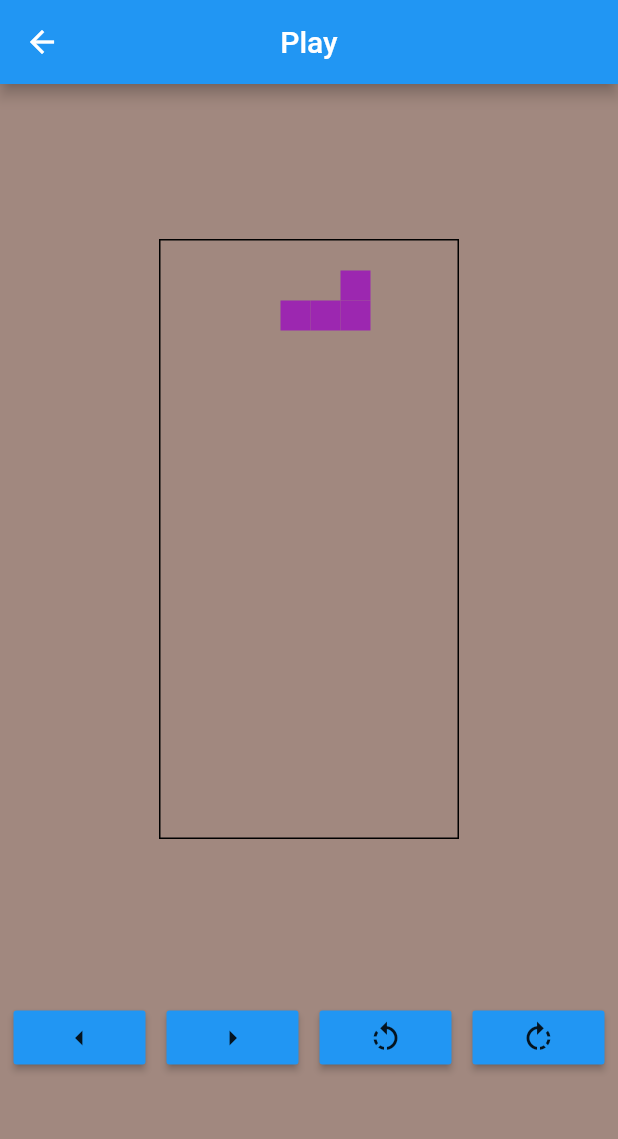
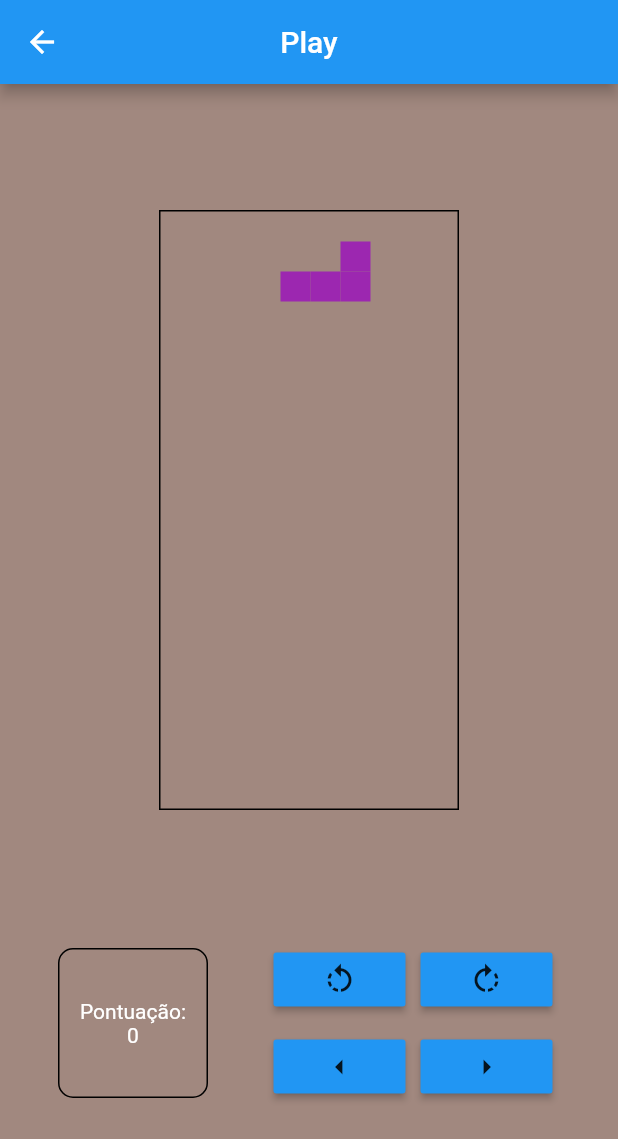
Before and after one commit to YuriCstr/Tetris_Project, a Flutter app: the screen it shows after launch, after a tap on the "play arrow" icon, on a phone screen of 412 x 824 dp. Shown: the top 1139 px of the screen. Run offline on Flutter 3.47's test engine with Material 2 defaults, Android fonts, the phone set to English and light mode, and no system bars.

Commit message:
Update game.dart, helper.dart, and 2 more files...

```diff
--- a/lib/game.dart
+++ b/lib/game.dart
@@ -1,10 +1,11 @@
+import 'package:Tetris_Project/userInput.dart';
 import 'package:flutter/material.dart';
 import 'actionButtons.dart';
-import 'main.dart';
 import 'helper.dart';
 import 'dart:async';
 import 'blocks/block.dart';
 import 'blocks/alivePoint.dart';
+import 'scoreDisplay.dart';
 
 enum LastButtonPressed { LEFT, RIGHT, ROTATE_LEFT, ROTATE_RIGHT, NONE }
 enum MoveDir { LEFT, RIGHT, DOWN }
@@ -29,6 +30,7 @@ class _Game extends State<Game> {
   LastButtonPressed performAction = LastButtonPressed.NONE;
   Block currentBlock;
   List<AlivePoint> alivePoints = List<AlivePoint>();
+  int score = 0;
 
   @override
   void initState() {
@@ -39,7 +41,6 @@ class _Game extends State<Game> {
   void onActionButtonPressed(LastButtonPressed newAction) {
     setState(() {
       performAction = newAction;
-      print("Changing state: " + performAction.toString());
     });
   }
 
@@ -106,6 +107,8 @@ class _Game extends State<Game> {
           point.y += 1;
         }
       });
+
+      score += 25;
     });
   }
 
@@ -123,17 +126,22 @@ class _Game extends State<Game> {
     }
   }
 
+  bool playerLost() {
+    bool retVal = false;
+    alivePoints.forEach((point) {
+      if (point.y <= 0) {
+        retVal = true;
+      }
+    });
+
+    return retVal;
+  }
+
   void onTimeTick(Timer time) {
-    if (currentBlock == null) return;
-
+    if (currentBlock == null || playerLost()) return;
     removeFullRows();
-
-    //check if tile is already at the bottom
     if (currentBlock.isAtBottom() || isAboweOldBlock()) {
-      //save the block
       saveOldBlock();
-
-      //spawn new block
       setState(() {
         currentBlock = getRandomBlock();
       });
@@ -186,32 +194,16 @@ class _Game extends State<Game> {
             decoration: BoxDecoration(
               border: Border.all(color: Colors.black),
             ),
-            child: drawTetrisBlocks(),
+            child: (playerLost() == false)
+                ? drawTetrisBlocks()
+                : getGameOverText(score),
           ),
         ),
         Row(
           mainAxisAlignment: MainAxisAlignment.spaceEvenly,
           children: <Widget>[
-            ActionButton(
-              onActionButtonPressed,
-              Icon(Icons.arrow_left),
-              LastButtonPressed.LEFT,
-            ),
-            ActionButton(
-              onActionButtonPressed,
-              Icon(Icons.arrow_right),
-              LastButtonPressed.RIGHT,
-            ),
-            ActionButton(
-              onActionButtonPressed,
-              Icon(Icons.rotate_left),
-              LastButtonPressed.ROTATE_LEFT,
-            ),
-            ActionButton(
-              onActionButtonPressed,
-              Icon(Icons.rotate_right),
-              LastButtonPressed.ROTATE_RIGHT,
-            ),
+            ScoreDisplay(score),
+            UserInput(onActionButtonPressed),
           ],
         )
       ],
--- a/lib/helper.dart
+++ b/lib/helper.dart
@@ -37,3 +37,23 @@ Widget getTetrisPoint(Color color) {
     decoration: BoxDecoration(color: color, shape: BoxShape.rectangle),
   );
 }
+
+Widget getGameOverText(int score) {
+  return Center(
+    child: Text(
+      "Tu perdeu seu merda\nScore Final: $score",
+      style: TextStyle(
+        fontSize: 35,
+        fontWeight: FontWeight.bold,
+        color: Colors.blue,
+        shadows: [
+          Shadow(
+            color: Colors.black,
+            blurRadius: 3,
+            offset: Offset(2, 2),
+          )
+        ],
+      ),
+    ),
+  );
+}
--- /dev/null
+++ b/lib/scoreDisplay.dart
@@ -0,0 +1,26 @@
+import 'package:flutter/material.dart';
+
+class ScoreDisplay extends StatelessWidget {
+  final int score;
+  ScoreDisplay(this.score);
+
+  @override
+  Widget build(BuildContext context) {
+    return Container(
+      width: 100,
+      height: 100,
+      alignment: Alignment.center,
+      decoration: BoxDecoration(
+        border: Border.all(width: 1, color: Colors.black),
+        borderRadius: BorderRadius.circular(10),
+      ),
+      child: Text(
+        "Pontuação:\n$score",
+        textAlign: TextAlign.center,
+        style: TextStyle(
+          color: Colors.white,
+        ),
+      ),
+    );
+  }
+}
--- /dev/null
+++ b/lib/userInput.dart
@@ -0,0 +1,45 @@
+import 'package:flutter/material.dart';
+import 'game.dart';
+import 'actionButtons.dart';
+
+class UserInput extends StatelessWidget {
+  final Function onActionButtonPressed;
+
+  UserInput(this.onActionButtonPressed);
+  @override
+  Widget build(BuildContext context) {
+    return Column(
+      mainAxisAlignment: MainAxisAlignment.spaceEvenly,
+      children: [
+        Row(
+          children: [
+            ActionButton(
+              onActionButtonPressed,
+              Icon(Icons.rotate_left),
+              LastButtonPressed.ROTATE_LEFT,
+            ),
+            ActionButton(
+              onActionButtonPressed,
+              Icon(Icons.rotate_right),
+              LastButtonPressed.ROTATE_RIGHT,
+            ),
+          ],
+        ),
+        Row(
+          children: [
+            ActionButton(
+              onActionButtonPressed,
+              Icon(Icons.arrow_left),
+              LastButtonPressed.LEFT,
+            ),
+            ActionButton(
+              onActionButtonPressed,
+              Icon(Icons.arrow_right),
+              LastButtonPressed.RIGHT,
+            ),
+          ],
+        ),
+      ],
+    );
+  }
+}
```
